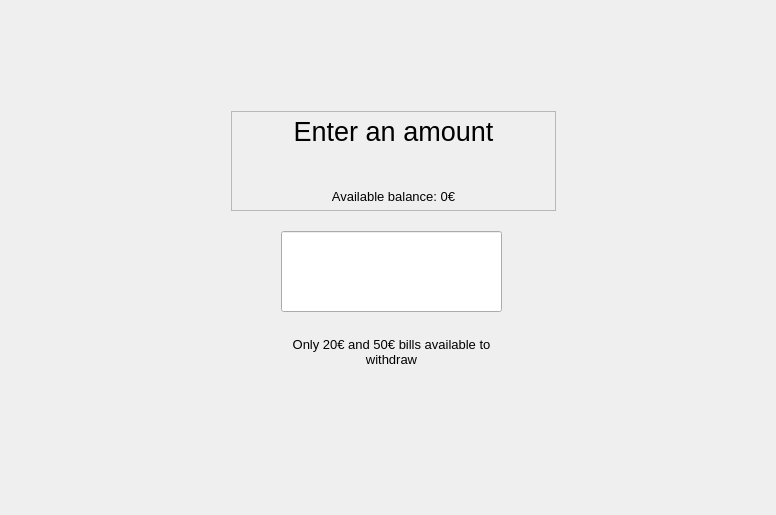
Old version of the form bank-automat/gui/cardwithdrawwindow.ui in the repository 25kmo-project/group_11.
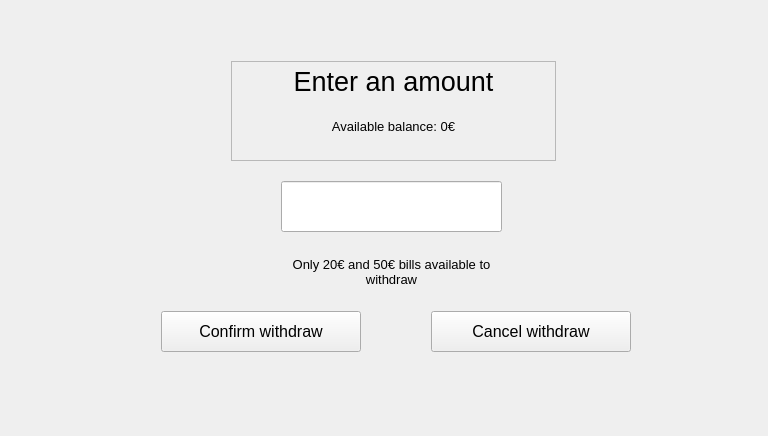
New version of the form. The open tabs and pages were chosen to show the change.

```diff
--- a/bank-automat/gui/cardwithdrawwindow.ui
+++ b/bank-automat/gui/cardwithdrawwindow.ui
@@ -6,8 +6,8 @@
    <rect>
     <x>0</x>
     <y>0</y>
-    <width>776</width>
-    <height>515</height>
+    <width>768</width>
+    <height>436</height>
    </rect>
   </property>
   <property name="windowTitle">
@@ -19,7 +19,7 @@
      <x>11</x>
      <y>11</y>
      <width>742</width>
-     <height>481</height>
+     <height>421</height>
     </rect>
    </property>
    <property name="currentIndex">
@@ -313,9 +313,9 @@
      <property name="geometry">
       <rect>
        <x>270</x>
-       <y>220</y>
+       <y>170</y>
        <width>221</width>
-       <height>81</height>
+       <height>51</height>
       </rect>
      </property>
      <property name="font">
@@ -336,18 +336,12 @@
     <widget class="QPushButton" name="buttonCancel_2">
      <property name="geometry">
       <rect>
-       <x>410</x>
-       <y>490</y>
+       <x>420</x>
+       <y>300</y>
        <width>200</width>
-       <height>70</height>
+       <height>41</height>
       </rect>
      </property>
-     <property name="minimumSize">
-      <size>
-       <width>0</width>
-       <height>70</height>
-      </size>
-     </property>
      <property name="maximumSize">
       <size>
        <width>200</width>
@@ -367,17 +361,11 @@
      <property name="geometry">
       <rect>
        <x>150</x>
-       <y>490</y>
+       <y>300</y>
        <width>200</width>
-       <height>70</height>
+       <height>41</height>
       </rect>
      </property>
-     <property name="minimumSize">
-      <size>
-       <width>0</width>
-       <height>70</height>
-      </size>
-     </property>
      <property name="maximumSize">
       <size>
        <width>200</width>
@@ -397,7 +385,7 @@
      <property name="geometry">
       <rect>
        <x>260</x>
-       <y>300</y>
+       <y>220</y>
        <width>241</width>
        <height>81</height>
       </rect>
@@ -421,7 +409,7 @@
      <property name="geometry">
       <rect>
        <x>220</x>
-       <y>100</y>
+       <y>50</y>
        <width>325</width>
        <height>100</height>
       </rect>
@@ -469,7 +457,7 @@
       <property name="geometry">
        <rect>
         <x>0</x>
-        <y>70</y>
+        <y>50</y>
         <width>325</width>
         <height>30</height>
        </rect>
```
Left out of the diff: 44 changed lines with no effect on the pictures.
